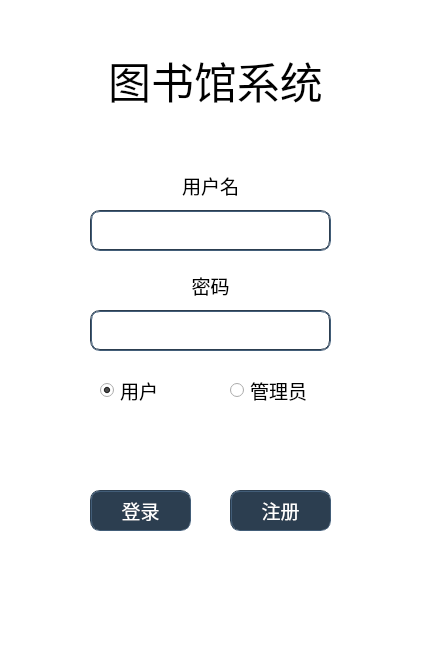
First picture: the form in abc/login.ui, repository BookMangeTeam/bookmanage, before the edit.
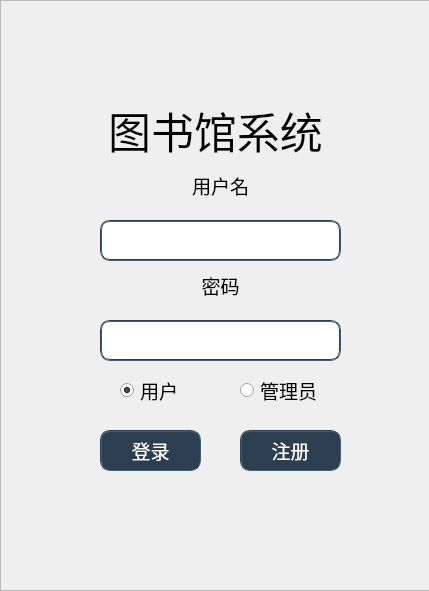
Second picture: the form after the edit. Icons and pictures are not drawn.

Commit message: 增加了登录，注册窗口的背景

```diff
--- a/abc/login.ui
+++ b/abc/login.ui
@@ -7,20 +7,98 @@
     <x>0</x>
     <y>0</y>
     <width>429</width>
-    <height>645</height>
+    <height>591</height>
    </rect>
   </property>
   <property name="windowTitle">
    <string>Form</string>
   </property>
+  <property name="autoFillBackground">
+   <bool>false</bool>
+  </property>
   <property name="styleSheet">
-   <string notr="true">background-color:#fff</string>
+   <string notr="true"/>
   </property>
+  <widget class="QFrame" name="loginBackgroundFrame">
+   <property name="geometry">
+    <rect>
+     <x>0</x>
+     <y>0</y>
+     <width>431</width>
+     <height>591</height>
+    </rect>
+   </property>
+   <property name="autoFillBackground">
+    <bool>false</bool>
+   </property>
+   <property name="styleSheet">
+    <string notr="true">#loginBackgroundFrame{
+border-image: url(:/1.jpg);
+}</string>
+   </property>
+   <property name="frameShape">
+    <enum>QFrame::StyledPanel</enum>
+   </property>
+   <property name="frameShadow">
+    <enum>QFrame::Raised</enum>
+   </property>
+   <widget class="QLabel" name="title">
+    <property name="geometry">
+     <rect>
+      <x>80</x>
+      <y>100</y>
+      <width>271</width>
+      <height>61</height>
+     </rect>
+    </property>
+    <property name="font">
+     <font>
+      <family>等线</family>
+      <pointsize>32</pointsize>
+      <weight>50</weight>
+      <bold>false</bold>
+     </font>
+    </property>
+    <property name="autoFillBackground">
+     <bool>false</bool>
+    </property>
+    <property name="styleSheet">
+     <string notr="true"/>
+    </property>
+    <property name="text">
+     <string>图书馆系统</string>
+    </property>
+    <property name="alignment">
+     <set>Qt::AlignCenter</set>
+    </property>
+   </widget>
+   <widget class="QLabel" name="user_name">
+    <property name="geometry">
+     <rect>
+      <x>180</x>
+      <y>170</y>
+      <width>81</width>
+      <height>31</height>
+     </rect>
+    </property>
+    <property name="font">
+     <font>
+      <family>等线</family>
+      <pointsize>14</pointsize>
+     </font>
+    </property>
+    <property name="text">
+     <string>用户名</string>
+    </property>
+    <property name="alignment">
+     <set>Qt::AlignCenter</set>
+    </property>
+   </widget>
   <widget class="QLineEdit" name="user_nameInput">
    <property name="geometry">
     <rect>
-     <x>90</x>
-     <y>210</y>
+      <x>100</x>
+      <y>220</y>
      <width>241</width>
      <height>41</height>
     </rect>
@@ -38,11 +116,33 @@
     <enum>QLineEdit::Normal</enum>
    </property>
   </widget>
+   <widget class="QLabel" name="password">
+    <property name="geometry">
+     <rect>
+      <x>190</x>
+      <y>270</y>
+      <width>61</width>
+      <height>31</height>
+     </rect>
+    </property>
+    <property name="font">
+     <font>
+      <family>等线</family>
+      <pointsize>14</pointsize>
+     </font>
+    </property>
+    <property name="text">
+     <string>密码</string>
+    </property>
+    <property name="alignment">
+     <set>Qt::AlignCenter</set>
+    </property>
+   </widget>
   <widget class="QLineEdit" name="passwordInput">
    <property name="geometry">
     <rect>
-     <x>90</x>
-     <y>310</y>
+      <x>100</x>
+      <y>320</y>
      <width>241</width>
      <height>41</height>
     </rect>
@@ -60,35 +160,10 @@
     <enum>QLineEdit::Password</enum>
    </property>
   </widget>
-  <widget class="QPushButton" name="loginButton">
-   <property name="geometry">
-    <rect>
-     <x>90</x>
-     <y>490</y>
-     <width>101</width>
-     <height>41</height>
-    </rect>
-   </property>
-   <property name="font">
-    <font>
-     <family>等线</family>
-     <pointsize>14</pointsize>
-    </font>
-   </property>
-   <property name="cursor">
-    <cursorShape>PointingHandCursor</cursorShape>
-   </property>
-   <property name="styleSheet">
-    <string notr="true">border:2px groove rgb(44, 62, 80);border-radius:10px;padding:2px 4px;background-color:rgb(44, 62, 80);color:#fff;</string>
-   </property>
-   <property name="text">
-    <string>登录</string>
-   </property>
-  </widget>
   <widget class="QRadioButton" name="user_option">
    <property name="geometry">
     <rect>
-     <x>100</x>
+      <x>120</x>
      <y>380</y>
      <width>101</width>
      <height>21</height>
@@ -110,57 +185,10 @@
     <bool>true</bool>
    </property>
   </widget>
-  <widget class="QPushButton" name="registerButton">
-   <property name="geometry">
-    <rect>
-     <x>230</x>
-     <y>490</y>
-     <width>101</width>
-     <height>41</height>
-    </rect>
-   </property>
-   <property name="font">
-    <font>
-     <family>等线</family>
-     <pointsize>14</pointsize>
-    </font>
-   </property>
-   <property name="cursor">
-    <cursorShape>PointingHandCursor</cursorShape>
-   </property>
-   <property name="styleSheet">
-    <string notr="true">border:2px groove rgb(44, 62, 80);border-radius:10px;padding:2px 4px;background-color:rgb(44, 62, 80);color:#fff;</string>
-   </property>
-   <property name="text">
-    <string>注册</string>
-   </property>
-  </widget>
-  <widget class="QLabel" name="user_name">
-   <property name="geometry">
-    <rect>
-     <x>170</x>
-     <y>170</y>
-     <width>81</width>
-     <height>31</height>
-    </rect>
-   </property>
-   <property name="font">
-    <font>
-     <family>等线</family>
-     <pointsize>14</pointsize>
-    </font>
-   </property>
-   <property name="text">
-    <string>用户名</string>
-   </property>
-   <property name="alignment">
-    <set>Qt::AlignCenter</set>
-   </property>
-  </widget>
   <widget class="QRadioButton" name="administrator_option">
    <property name="geometry">
     <rect>
-     <x>230</x>
+      <x>240</x>
      <y>380</y>
      <width>91</width>
      <height>21</height>
@@ -176,13 +204,13 @@
     <string>管理员</string>
    </property>
   </widget>
-  <widget class="QLabel" name="password">
+   <widget class="QPushButton" name="loginButton">
    <property name="geometry">
     <rect>
-     <x>180</x>
-     <y>270</y>
-     <width>61</width>
-     <height>31</height>
+      <x>100</x>
+      <y>430</y>
+      <width>101</width>
+      <height>41</height>
     </rect>
    </property>
    <property name="font">
@@ -191,36 +219,41 @@
      <pointsize>14</pointsize>
     </font>
    </property>
-   <property name="text">
-    <string>密码</string>
-   </property>
-   <property name="alignment">
-    <set>Qt::AlignCenter</set>
-   </property>
-  </widget>
-  <widget class="QLabel" name="title">
+    <property name="cursor">
+     <cursorShape>PointingHandCursor</cursorShape>
+    </property>
+    <property name="styleSheet">
+     <string notr="true">border:2px groove rgb(44, 62, 80);border-radius:10px;padding:2px 4px;background-color:rgb(44, 62, 80);color:#fff;</string>
+    </property>
+    <property name="text">
+     <string>登录</string>
+    </property>
+   </widget>
+   <widget class="QPushButton" name="registerButton">
    <property name="geometry">
     <rect>
-     <x>80</x>
-     <y>50</y>
-     <width>271</width>
-     <height>61</height>
+      <x>240</x>
+      <y>430</y>
+      <width>101</width>
+      <height>41</height>
     </rect>
    </property>
    <property name="font">
     <font>
      <family>等线</family>
-     <pointsize>32</pointsize>
-     <weight>50</weight>
-     <bold>false</bold>
-    </font>
-   </property>
-   <property name="text">
-    <string>图书馆系统</string>
-   </property>
-   <property name="alignment">
-    <set>Qt::AlignCenter</set>
-   </property>
+      <pointsize>14</pointsize>
+     </font>
+    </property>
+    <property name="cursor">
+     <cursorShape>PointingHandCursor</cursorShape>
+    </property>
+    <property name="styleSheet">
+     <string notr="true">border:2px groove rgb(44, 62, 80);border-radius:10px;padding:2px 4px;background-color:rgb(44, 62, 80);color:#fff;</string>
+    </property>
+    <property name="text">
+     <string>注册</string>
+    </property>
+   </widget>
   </widget>
  </widget>
  <resources/>
```
Lines whose indentation alone changed are shown as unchanged. The commit also changes 17 other files.
